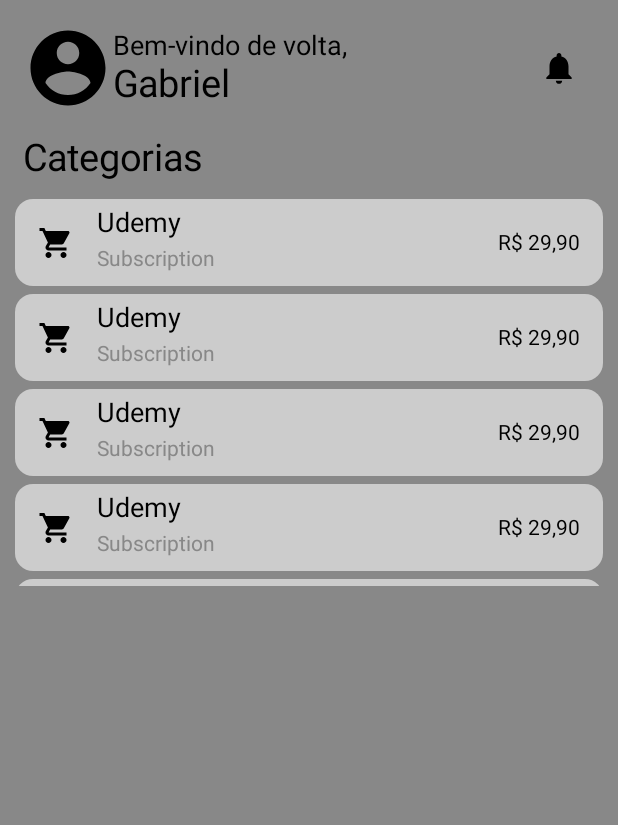
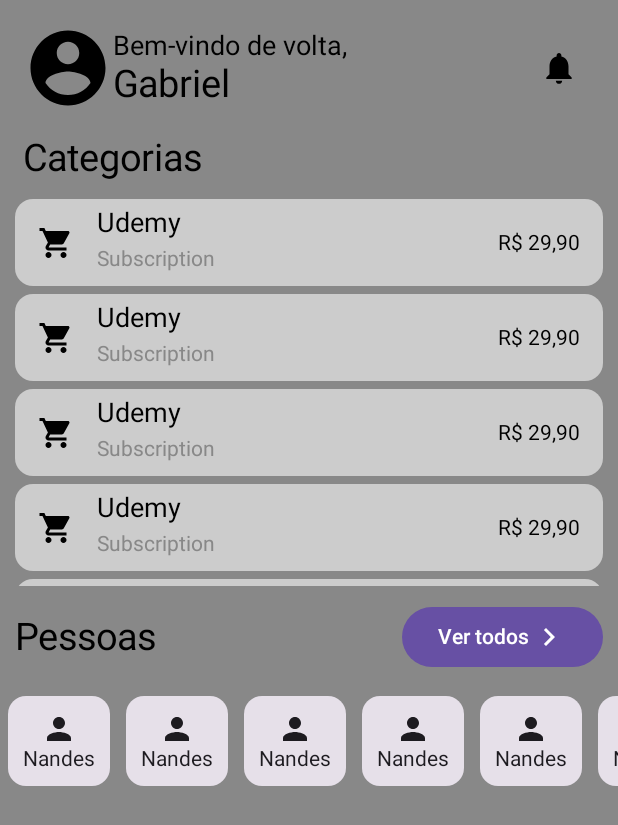
Before and after one commit to GabiNandes09/MyFinances, an Android app built with Jetpack Compose: the @Preview function MainPrev, on a phone screen of 412 x 824 dp. Shown: the top 825 px of the screen. Run offline under Robolectric (Android 15) with nearby library versions, the phone set to English and light mode, and no system bars.

Commit message:
Lista resumo de pessoas para main Page v1

```diff
--- a/app/src/main/java/com/rogue/financesrogue/ui/screen/main/Main.kt
+++ b/app/src/main/java/com/rogue/financesrogue/ui/screen/main/MainUI.kt
@@ -8,6 +8,7 @@ import androidx.compose.ui.Modifier
 import androidx.compose.ui.graphics.Color
 import androidx.compose.ui.tooling.preview.Preview
 import com.rogue.financesrogue.ui.screen.main.componentes.CategoriesListResume
+import com.rogue.financesrogue.ui.screen.main.componentes.PersonListResume
 import com.rogue.financesrogue.ui.screen.main.componentes.ProfileHeader
 
 //V1 - 09/01/25
@@ -21,6 +22,7 @@ fun Main() {
         ) {
             ProfileHeader()
             CategoriesListResume()
+            PersonListResume()
         }
     }
 }
--- /dev/null
+++ b/app/src/main/java/com/rogue/financesrogue/ui/screen/main/componentes/PersonListResume.kt
@@ -0,0 +1,86 @@
+package com.rogue.financesrogue.ui.screen.main.componentes
+
+import androidx.compose.foundation.background
+import androidx.compose.foundation.layout.Arrangement
+import androidx.compose.foundation.layout.Column
+import androidx.compose.foundation.layout.Row
+import androidx.compose.foundation.layout.fillMaxWidth
+import androidx.compose.foundation.layout.padding
+import androidx.compose.foundation.lazy.LazyRow
+import androidx.compose.material.icons.Icons
+import androidx.compose.material.icons.filled.KeyboardArrowRight
+import androidx.compose.material.icons.filled.Person
+import androidx.compose.material3.Button
+import androidx.compose.material3.Card
+import androidx.compose.material3.Icon
+import androidx.compose.material3.Text
+import androidx.compose.runtime.Composable
+import androidx.compose.ui.Alignment
+import androidx.compose.ui.Modifier
+import androidx.compose.ui.graphics.Color
+import androidx.compose.ui.tooling.preview.Preview
+import androidx.compose.ui.unit.dp
+import androidx.compose.ui.unit.sp
+
+@Composable
+fun PersonListResume() {
+    Column(
+        modifier = Modifier
+            .fillMaxWidth()
+            .background(Color.Gray)
+    ) {
+        Row(
+            horizontalArrangement = Arrangement.SpaceBetween,
+            modifier = Modifier
+                .fillMaxWidth()
+                .padding(10.dp),
+            verticalAlignment = Alignment.CenterVertically
+        ) {
+            Text(
+                text = "Pessoas",
+                fontSize = 25.sp
+            )
+            Button(
+                onClick = { /*TODO*/ },
+            ) {
+                Text(text = "Ver todos")
+                Icon(imageVector = Icons.Default.KeyboardArrowRight, contentDescription = null)
+            }
+        }
+        LazyRow {
+            for (i in 1..10){
+                item {
+                    PersonItem()
+                }
+            }
+        }
+    }
+}
+
+@Composable
+private fun PersonItem() {
+    Card(
+        modifier = Modifier.padding(5.dp)
+    ) {
+        Column(
+            verticalArrangement = Arrangement.Center,
+            horizontalAlignment = Alignment.CenterHorizontally,
+            modifier = Modifier.padding(10.dp)
+        ) {
+            Icon(imageVector = Icons.Default.Person, contentDescription = null)
+            Text(text = "Nandes")
+        }
+    }
+}
+
+@Preview
+@Composable
+private fun PersonItemPrev() {
+    PersonItem()
+}
+
+@Preview
+@Composable
+private fun PersonListResumePrev() {
+    PersonListResume()
+}
```
